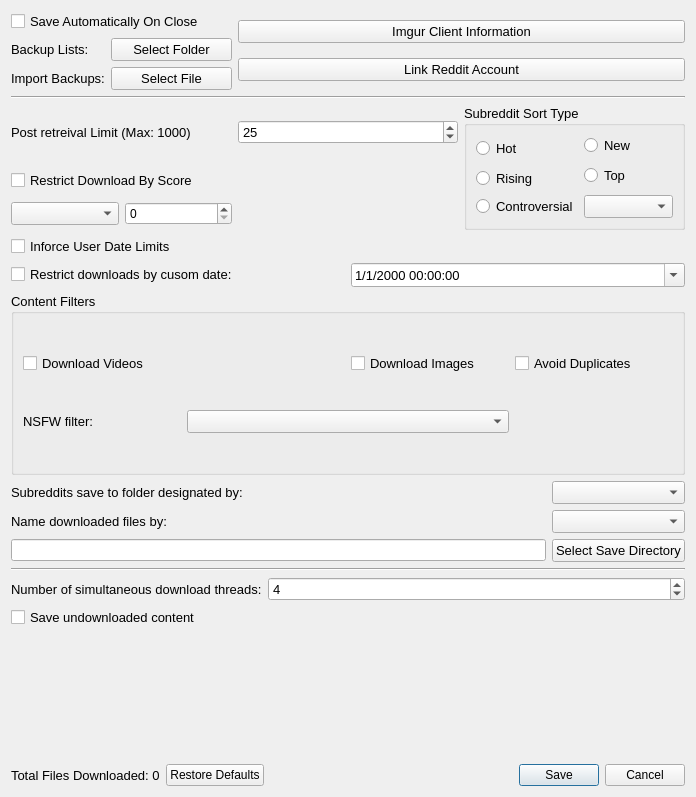
This is DownloaderForReddit/GUI_Resources/DownloaderForRedditSettingsGUI.ui in MalloyDelacroix/DownloaderForReddit as Qt 5 draws it before an edit. The edited form follows.
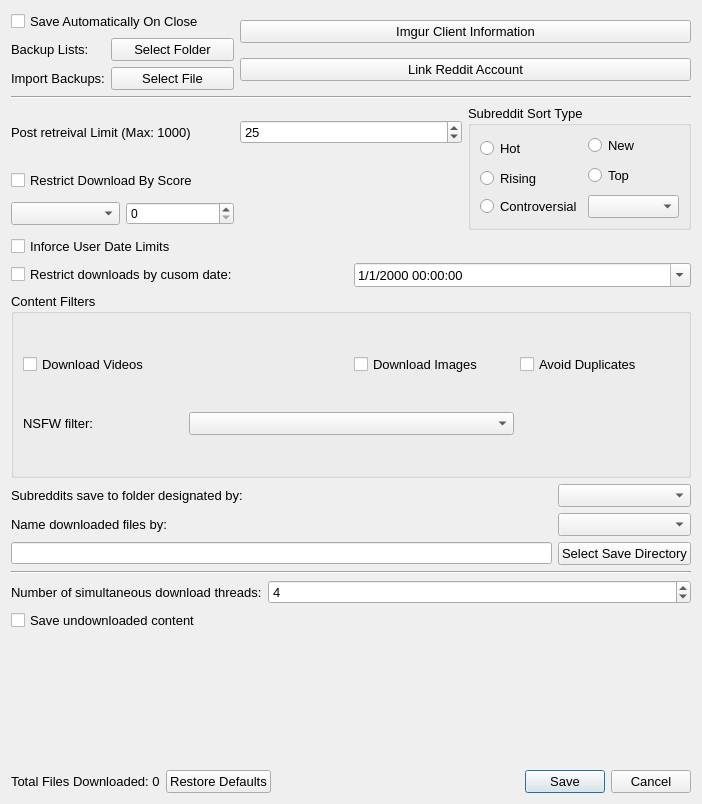
This is the edited form.

Commit message: Change some settings values to constants instead of integers, add object updater method to correct these values on update.

The edit to the form file:
```diff
--- a/DownloaderForReddit/GUI_Resources/DownloaderForRedditSettingsGUI.ui
+++ b/DownloaderForReddit/GUI_Resources/DownloaderForRedditSettingsGUI.ui
@@ -6,8 +6,8 @@
    <rect>
     <x>0</x>
     <y>0</y>
-    <width>696</width>
-    <height>797</height>
+    <width>702</width>
+    <height>804</height>
    </rect>
   </property>
   <property name="windowTitle">
@@ -526,6 +526,11 @@
      </item>
      <item>
       <widget class="QPushButton" name="restore_defaults_button">
+       <property name="font">
+        <font>
+         <pointsize>10</pointsize>
+        </font>
+       </property>
        <property name="text">
         <string>Restore Defaults</string>
        </property>
@@ -533,6 +538,11 @@
      </item>
      <item>
       <widget class="QDialogButtonBox" name="save_cancel_button_box">
+       <property name="font">
+        <font>
+         <pointsize>10</pointsize>
+        </font>
+       </property>
        <property name="standardButtons">
         <set>QDialogButtonBox::Cancel|QDialogButtonBox::Save</set>
        </property>
```
The commit also changes 4 other files.
